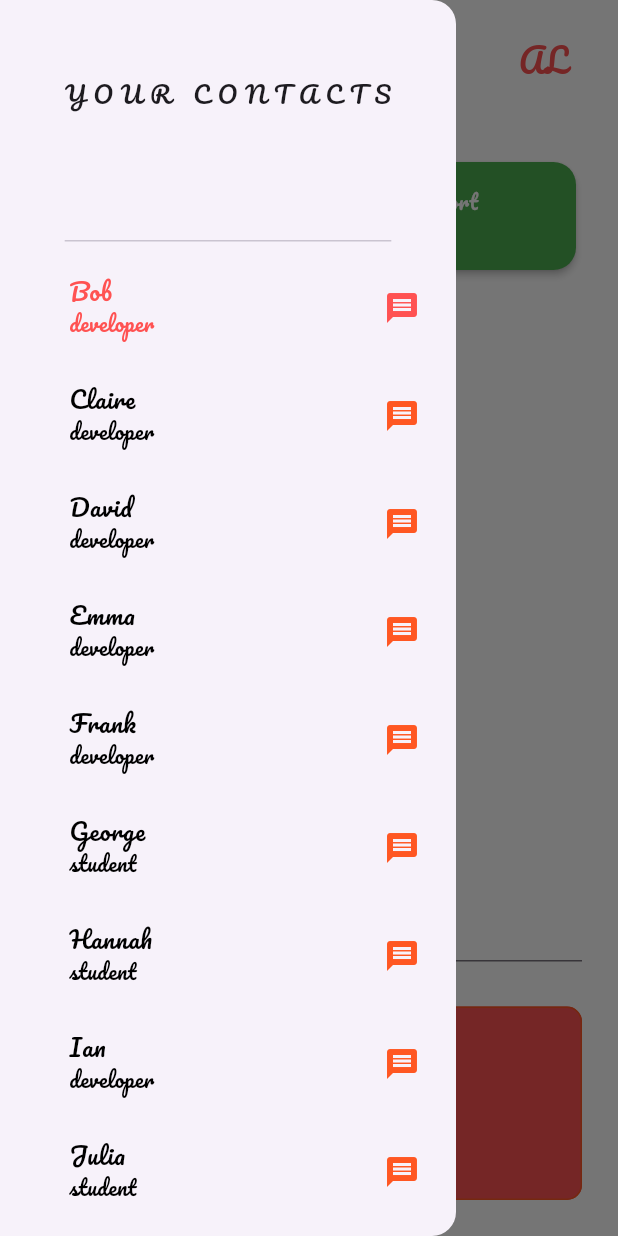
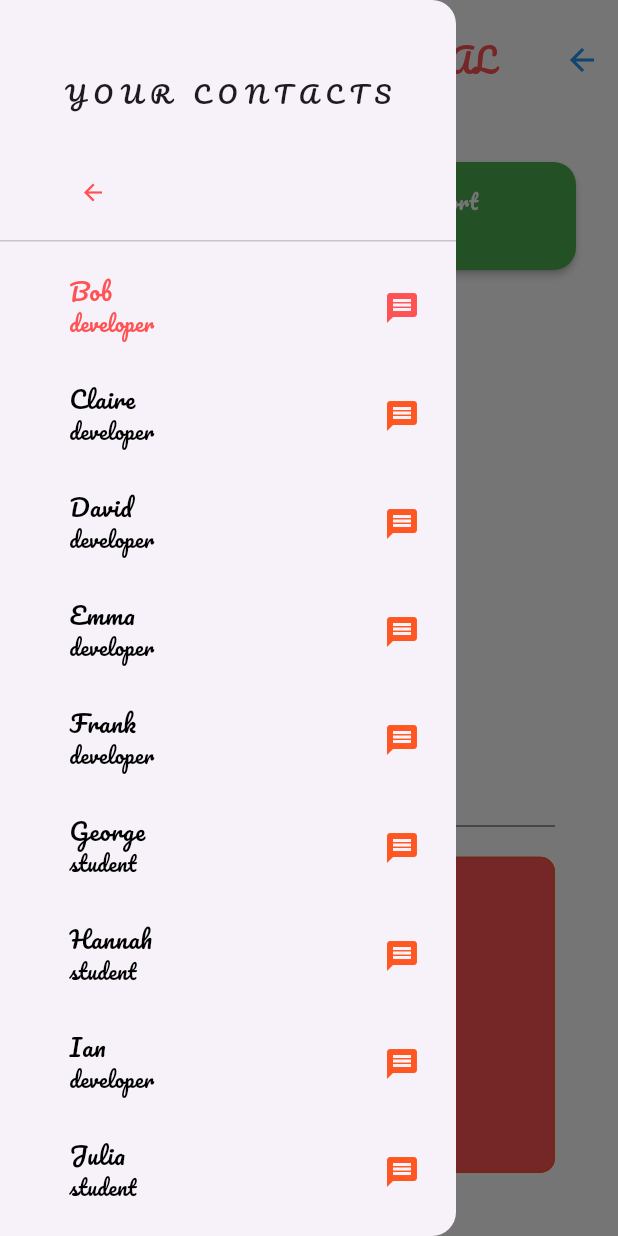
Before and after one commit to wallas938/contact_message_flutter_app, a Flutter app: the screen it shows after launch, after a tap on "AL", after a tap on the "menu" icon, on a phone screen of 412 x 824 dp. Run offline on Flutter 3.47's test engine with Material 3 defaults, Android fonts, the phone set to English and light mode, and no system bars; our stand-ins replace bloc, equatable, flutter_bloc, get_it, go_router, google_fonts and 1 more.

```diff
--- a/lib/business/bloc/messages/message.event.dart
+++ b/lib/business/bloc/messages/message.event.dart
@@ -23,3 +23,23 @@ class MessageGetThreadFailedEvent extends MessageEvent {
 
   MessageGetThreadFailedEvent({required this.errorRequestException});
 }
+
+/// *  POST A MESSAGE
+
+class MessagePostMessageStartEvent extends MessageEvent {
+  MessageModel message;
+
+  MessagePostMessageStartEvent({required this.message});
+}
+
+class MessagePostMessageSuccessEvent extends MessageEvent {
+  MessageModel message;
+
+  MessagePostMessageSuccessEvent({required this.message});
+}
+
+class MessagePostMessageFailedEvent extends MessageEvent {
+  final ErrorRequestException errorRequestException;
+
+  MessagePostMessageFailedEvent({required this.errorRequestException});
+}
--- a/lib/business/repository/message/message/message.repository.dart
+++ b/lib/business/repository/message/message/message.repository.dart
@@ -3,4 +3,5 @@ import 'package:contact_message_app/business/models/message/message.model.dart';
 
 abstract class MessageRepository {
   Future<List<MessageModel>> getConversation(ContactConversationPair conversationData);
+  Future<MessageModel> postMessage(MessageModel message);
 }
--- a/lib/business/repository/message/message/message.repository.impl.dart
+++ b/lib/business/repository/message/message/message.repository.impl.dart
@@ -13,4 +13,9 @@ class MessageRepositoryImpl extends MessageRepository {
   Future<List<MessageModel>> getConversation(ContactConversationPair conversationData) async {
       return await messageDataProvider.getConversation(conversationData);
     }
+
+  @override
+  Future<MessageModel> postMessage(MessageModel message) async {
+    return await messageDataProvider.postMessage(message);
   }
+  }
--- a/lib/core/router/router.dart
+++ b/lib/core/router/router.dart
@@ -6,9 +6,11 @@ import 'package:flutter/foundation.dart';
 import 'package:go_router/go_router.dart';
 import 'package:flutter_bloc/flutter_bloc.dart';
 
+final GlobalKey<NavigatorState> _rootNavigatorKey = GlobalKey<NavigatorState>();
 // GoRouter configuration
 final routes = GoRouter(
   initialLocation: '/home',
+  navigatorKey: _rootNavigatorKey,
   // initialLocation: '/messages/1',
   routes: [
     GoRoute(
@@ -27,18 +29,22 @@ final routes = GoRouter(
         }
         return const SafeArea(child: HomePage());
       },
+      redirect: (context, state) {
+        final isAuthorized = context.read<MyRouterBloc>().state.isAuthorized;
+
+        if (kDebugMode) {
+          print(state.path);
+        }
+
+        if (kDebugMode) {
+          print("User is Authorized: $isAuthorized");
+        }
+
+        if (!isAuthorized) {
+          return '/home';
+        }
+        return null;
+      },
     ),
   ],
-  redirect: (context, state) {
-    final isAuthorized = context.read<MyRouterBloc>().state.isAuthorized;
-    if (kDebugMode) {
-      print(state.fullPath);
-    }
-    // Si l'utilisateur essaie d'accéder à /protected sans être autorisé
-    if (!isAuthorized) {
-      return '/home'; // Redirige vers l'accueil
-    }
-
-    return null; // Pas de redirection
-  },
 );
--- a/lib/data/provider/message/message/message.data.provider.dart
+++ b/lib/data/provider/message/message/message.data.provider.dart
@@ -3,4 +3,5 @@ import 'package:contact_message_app/business/models/message/message.model.dart';
 
 abstract class MessageDataProvider {
   Future<List<MessageModel>> getConversation(ContactConversationPair conversationData);
+  Future<MessageModel> postMessage(MessageModel message);
 }
--- a/lib/data/provider/message/message/message.data.provider.impl.dart
+++ b/lib/data/provider/message/message/message.data.provider.impl.dart
@@ -9,4 +9,9 @@ class MessageDataProviderImpl extends MessageDataProvider {
   Future<List<MessageModel>> getConversation(ContactConversationPair conversationData) async {
     return GetIt.instance<Database>().getConversation(conversationData);
   }
+
+  @override
+  Future<MessageModel> postMessage(MessageModel message) async {
+    return await GetIt.instance<Database>().postMessage(message);
+  }
 }
--- a/lib/presentation/pages/home_page/home.page.dart
+++ b/lib/presentation/pages/home_page/home.page.dart
@@ -12,7 +12,9 @@ class HomePage extends StatelessWidget {
 
   @override
   Widget build(BuildContext context) {
+
     context.read<ContactBloc>().add(ContactGetAllStartEvent());
+
     context.read<MyRouterBloc>().add(RouterSetAuthorization(authorization: true));
 
     return Scaffold(
--- a/lib/presentation/pages/home_page/widgets/contact/contact_item.dart
+++ b/lib/presentation/pages/home_page/widgets/contact/contact_item.dart
@@ -17,8 +17,9 @@ class ContactItem extends StatelessWidget {
   Widget build(BuildContext context) {
     return BlocConsumer<ContactBloc, ContactState>(
       listener: (context, state) {
-        if (state.currentUser?.id == contact.id) {
-          context.go('/messages/${state.currentUser?.id}');
+        print(state.currentUser?.id);
+        if (state.currentUser?.id == contact.id) { // Corriger ici
+          GoRouter.of(context).go('/messages/${state.currentUser?.id}');
         }
       },
       builder: (context, state) {
--- a/lib/presentation/pages/message_page/message.page.dart
+++ b/lib/presentation/pages/message_page/message.page.dart
@@ -7,6 +7,7 @@ import 'package:contact_message_app/presentation/pages/message_page/widgets/mess
 import 'package:contact_message_app/presentation/pages/message_page/widgets/message/message.list.widget.dart';
 import 'package:flutter/material.dart';
 import 'package:flutter_bloc/flutter_bloc.dart';
+import 'package:go_router/go_router.dart';
 
 class MessagePage extends StatelessWidget {
   final String contactId;
@@ -15,9 +16,6 @@ class MessagePage extends StatelessWidget {
 
   @override
   Widget build(BuildContext context) {
-    context.read<MessageBloc>().add(MessageGetThreadStartEvent(
-        conversationData: ContactConversationPair(from: contactId, to: "1")));
-
     return SafeArea(
       child: Scaffold(
           backgroundColor: Colors.white,
@@ -32,6 +30,17 @@ class MessagePage extends StatelessWidget {
                 );
               },
             ),
+            actions: [
+              IconButton(
+                icon: const Icon(
+                  Icons.arrow_back,
+                  color: Colors.blue,
+                ),
+                onPressed: () {
+                  GoRouter.of(context).go("/home");
+                },
+              )
+            ],
             backgroundColor: Colors.white,
             leading: Builder(
               builder: (context) {
@@ -44,7 +53,7 @@ class MessagePage extends StatelessWidget {
               },
             ),
           ),
-          drawer: BlocBuilder<ContactBloc, ContactState>(
+          drawer: BlocConsumer<ContactBloc, ContactState>(
             builder: (context, state) {
               List<ContactModel> receivers = state.contacts
                   .where((contact) => contact.id != contactId)
@@ -53,6 +62,13 @@ class MessagePage extends StatelessWidget {
                 userId: contactId,
                 receivers: receivers,
               );
+            },
+            listener: (context, state) {
+              if (state.receiver == null) {
+                context.read<MessageBloc>().add(MessageGetThreadStartEvent(
+                    conversationData:
+                        ContactConversationPair(from: contactId, to: "1")));
+              }
             },
           ),
           body: BlocBuilder<MessageBloc, MessageState>(
--- a/lib/presentation/pages/message_page/widgets/message/message.drawer.widget.dart
+++ b/lib/presentation/pages/message_page/widgets/message/message.drawer.widget.dart
@@ -6,6 +6,7 @@ import 'package:contact_message_app/business/models/contact/contact.model.dart';
 import 'package:contact_message_app/common/mixin/user.identifier.mixin.dart';
 import 'package:flutter/material.dart';
 import 'package:flutter_bloc/flutter_bloc.dart';
+import 'package:go_router/go_router.dart';
 
 class MessageDrawerWidget extends StatelessWidget with UserIdentifierMixin {
   final List<ContactModel> receivers;
@@ -23,9 +24,28 @@ class MessageDrawerWidget extends StatelessWidget with UserIdentifierMixin {
     return Drawer(
       child: Column(
         children: [
-          const DrawerHeader(
-              padding: EdgeInsets.only(top: 50),
-              child: Text("Y O U R   C O N T A C T S")),
+          DrawerHeader(
+              padding: const EdgeInsets.only(top: 50),
+              child: Column(
+                children: [
+                  const Text("Y O U R   C O N T A C T S"),
+                  const SizedBox(height: 30,),
+                  Padding(
+                    padding: const EdgeInsets.only(left: 30.0),
+                    child: Align(
+                      alignment: Alignment.centerLeft,
+                      child: TextButton(
+                          onPressed: () {
+                            Scaffold.of(context).closeDrawer();
+                          },
+                          child: const Icon(
+                            Icons.arrow_back,
+                            color: Colors.redAccent,
+                          )),
+                    ),
+                  )
+                ],
+              )),
           Expanded(
             child: ListView.builder(
                 itemCount: receivers.length,
--- /dev/null
+++ b/lib/presentation/pages/message_page/widgets/message/message.form.widget.dart
@@ -0,0 +1,80 @@
+import 'package:contact_message_app/business/bloc/messages/message.bloc.dart';
+import 'package:contact_message_app/business/bloc/messages/message.event.dart';
+import 'package:contact_message_app/business/models/message/message.model.dart';
+import 'package:flutter/foundation.dart';
+import 'package:flutter/material.dart';
+import 'package:flutter_bloc/flutter_bloc.dart';
+import 'package:get_it/get_it.dart';
+import 'package:uuid/v4.dart';
+
+class MessageFormWidget extends StatelessWidget {
+  final String receiverId;
+  final String userId;
+
+  const MessageFormWidget(
+      {super.key, required this.receiverId, required this.userId});
+
+  @override
+  Widget build(BuildContext context) {
+    TextEditingController controller = TextEditingController();
+
+    return Padding(
+      padding: const EdgeInsets.all(18.0),
+      child: Column(
+        children: [
+          TextFormField(
+            controller: controller,
+            decoration: const InputDecoration(
+                contentPadding: EdgeInsets.all(18),
+                hintText: "Entrez votre message",
+                label: Text("Message:"),
+                suffix: Icon(Icons.message_outlined),
+                suffixIconColor: Colors.deepOrange),
+          ),
+          const SizedBox(
+            height: 20,
+          ),
+          Expanded(
+            child: BlocBuilder<MessageBloc, MessageState>(
+              builder: (context, state) {
+                return TextButton(
+                    onPressed: () {
+                      if (controller.text.isNotEmpty) {
+                        if (kDebugMode) {
+                          print(receiverId);
+
+                          context.read<MessageBloc>().add(
+                              MessagePostMessageStartEvent(
+                                  message: MessageModel(
+                                      id: GetIt.instance<UuidV4>().generate(),
+                                      content: controller.text,
+                                      date: DateTime.now(),
+                                      from: userId,
+                                      to: receiverId)));
+                        }
+                      }
+                    },
+                    style: TextButton.styleFrom(
+                        minimumSize: const Size(double.infinity, 50),
+                        shape: const RoundedRectangleBorder(
+                            side: BorderSide(color: Colors.deepOrange),
+                            borderRadius:
+                            BorderRadius.all(Radius.circular(10))),
+                        backgroundColor: Colors.redAccent,
+                        padding: const EdgeInsets.symmetric(
+                            horizontal: 24, vertical: 24)),
+                    child: const Text(
+                      "Envoyer",
+                      style: TextStyle(
+                          color: Colors.white,
+                          fontWeight: FontWeight.bold,
+                          fontSize: 20),
+                    ));
+              },
+            ),
+          )
+        ],
+      ),
+    );
+  }
+}
--- a/lib/presentation/pages/message_page/widgets/message/message.list.widget.dart
+++ b/lib/presentation/pages/message_page/widgets/message/message.list.widget.dart
@@ -1,7 +1,9 @@
+import 'package:contact_message_app/business/bloc/contact/contact.bloc.dart';
 import 'package:contact_message_app/business/models/message/message.model.dart';
+import 'package:contact_message_app/presentation/pages/message_page/widgets/message/message.form.widget.dart';
 import 'package:contact_message_app/presentation/pages/message_page/widgets/message/message.item.widget.dart';
-import 'package:flutter/foundation.dart';
 import 'package:flutter/material.dart';
+import 'package:flutter_bloc/flutter_bloc.dart';
 
 class MessageListWidget extends StatelessWidget {
   final List<MessageModel> messages;
@@ -12,7 +14,6 @@ class MessageListWidget extends StatelessWidget {
 
   @override
   Widget build(BuildContext context) {
-    TextEditingController controller = TextEditingController();
     return Padding(
       padding: const EdgeInsets.all(24.0),
       child: Column(
@@ -28,41 +29,16 @@ class MessageListWidget extends StatelessWidget {
                   );
                 }),
           ),
-          TextFormField(
-            controller: controller,
-            decoration: const InputDecoration(
-                contentPadding: EdgeInsets.all(18),
-                hintText: "Entrez votre message",
-                label: Text("Message:"),
-                suffix: Icon(Icons.message_outlined),
-                suffixIconColor: Colors.deepOrange),
-          ),
-          const SizedBox(
-            height: 30,
-          ),
-          TextButton(
-              onPressed: () {
-                if (controller.text.isNotEmpty) {
-                  if (kDebugMode) {
-                    print("NOT EMPTY");
-                  }
-                }
+          Expanded(
+            child: BlocBuilder<ContactBloc, ContactState>(
+              builder: (context, state) {
+                return MessageFormWidget(
+                  userId: contactId,
+                  receiverId: state.receiver != null ? state.receiver!.id : "0",
+                );
               },
-              style: TextButton.styleFrom(
-                  minimumSize: const Size(double.infinity, 50),
-                  shape: const RoundedRectangleBorder(
-                      side: BorderSide(color: Colors.deepOrange),
-                      borderRadius: BorderRadius.all(Radius.circular(10))),
-                  backgroundColor: Colors.redAccent,
-                  padding:
-                      const EdgeInsets.symmetric(horizontal: 24, vertical: 50)),
-              child: const Text(
-                "Envoyer",
-                style: TextStyle(
-                    color: Colors.white,
-                    fontWeight: FontWeight.bold,
-                    fontSize: 20),
-              ))
+            ),
+          )
         ],
       ),
     );
```
Also changed, not shown: lib/business/bloc/messages/message.bloc.dart (+29 -0 lines), lib/data/database/database.data.dart (+13 -1 lines).
